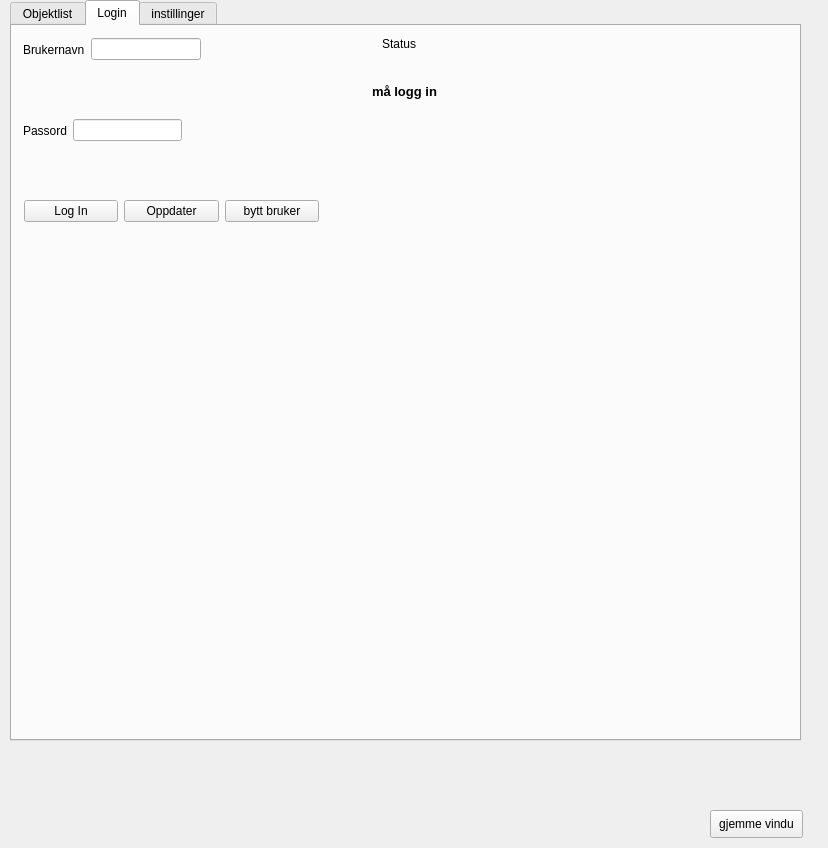
First picture: the form in nvdbskriv_beta.ui, repository JACCCostring/NVDBPlugin, before the edit.
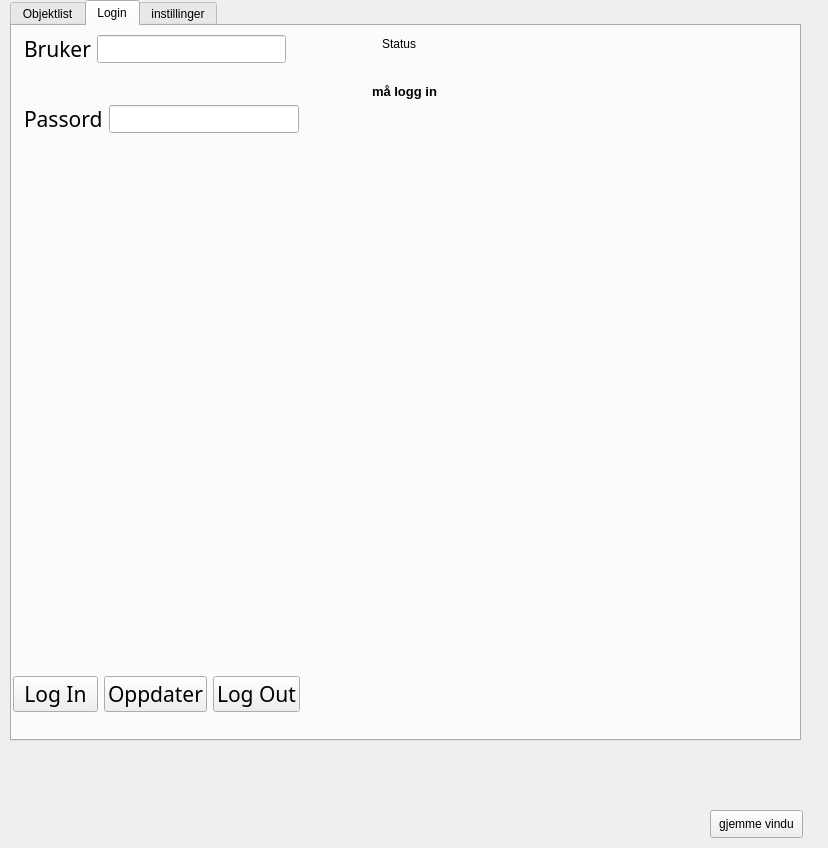
Second picture: the form after the edit. The open tabs and pages were chosen to show the change.

```diff
--- a/nvdbskriv_beta.ui
+++ b/nvdbskriv_beta.ui
@@ -135,54 +135,6 @@
       <string>Status</string>
      </property>
     </widget>
-    <widget class="QWidget" name="layoutWidget">
-     <property name="geometry">
-      <rect>
-       <x>11</x>
-       <y>11</y>
-       <width>178</width>
-       <height>25</height>
-      </rect>
-     </property>
-     <layout class="QHBoxLayout" name="horizontalLayout_2">
-      <item>
-       <widget class="QLabel" name="label">
-        <property name="text">
-         <string>Brukernavn</string>
-        </property>
-       </widget>
-      </item>
-      <item>
-       <widget class="QLineEdit" name="usernameLine"/>
-      </item>
-     </layout>
-    </widget>
-    <widget class="QWidget" name="layoutWidget">
-     <property name="geometry">
-      <rect>
-       <x>11</x>
-       <y>92</y>
-       <width>159</width>
-       <height>25</height>
-      </rect>
-     </property>
-     <layout class="QHBoxLayout" name="horizontalLayout">
-      <item>
-       <widget class="QLabel" name="label_2">
-        <property name="text">
-         <string>Passord</string>
-        </property>
-       </widget>
-      </item>
-      <item>
-       <widget class="QLineEdit" name="passwordLine">
-        <property name="echoMode">
-         <enum>QLineEdit::Password</enum>
-        </property>
-       </widget>
-      </item>
-     </layout>
-    </widget>
     <widget class="QLabel" name="statusLabel">
      <property name="geometry">
       <rect>
@@ -217,18 +169,24 @@
       <string/>
      </property>
     </widget>
-    <widget class="QWidget" name="layoutWidget">
+    <widget class="QWidget" name="">
      <property name="geometry">
       <rect>
-       <x>12</x>
-       <y>170</y>
-       <width>295</width>
-       <height>30</height>
+       <x>1</x>
+       <y>650</y>
+       <width>287</width>
+       <height>36</height>
       </rect>
      </property>
-     <layout class="QHBoxLayout" name="horizontalLayout_3">
+     <layout class="QHBoxLayout" name="horizontalLayout">
       <item>
        <widget class="QPushButton" name="loginBtn">
+        <property name="font">
+         <font>
+          <family>MS Reference Sans Serif</family>
+          <pointsize>16</pointsize>
+         </font>
+        </property>
         <property name="text">
          <string>Log In</string>
         </property>
@@ -236,6 +194,12 @@
       </item>
       <item>
        <widget class="QPushButton" name="updateBtn">
+        <property name="font">
+         <font>
+          <family>MS Reference Sans Serif</family>
+          <pointsize>16</pointsize>
+         </font>
+        </property>
         <property name="text">
          <string>Oppdater</string>
         </property>
@@ -243,8 +207,87 @@
       </item>
       <item>
        <widget class="QPushButton" name="changeUserBtn">
+        <property name="font">
+         <font>
+          <family>MS Reference Sans Serif</family>
+          <pointsize>16</pointsize>
+         </font>
+        </property>
         <property name="text">
-         <string>bytt bruker</string>
+         <string>Log Out</string>
+        </property>
+       </widget>
+      </item>
+     </layout>
+    </widget>
+    <widget class="QWidget" name="">
+     <property name="geometry">
+      <rect>
+       <x>12</x>
+       <y>9</y>
+       <width>262</width>
+       <height>28</height>
+      </rect>
+     </property>
+     <layout class="QHBoxLayout" name="horizontalLayout_2">
+      <item>
+       <widget class="QLabel" name="label">
+        <property name="font">
+         <font>
+          <family>MS Reference Sans Serif</family>
+          <pointsize>16</pointsize>
+         </font>
+        </property>
+        <property name="text">
+         <string>Bruker</string>
+        </property>
+       </widget>
+      </item>
+      <item>
+       <widget class="QLineEdit" name="usernameLine">
+        <property name="font">
+         <font>
+          <family>MS Reference Sans Serif</family>
+          <pointsize>12</pointsize>
+         </font>
+        </property>
+       </widget>
+      </item>
+     </layout>
+    </widget>
+    <widget class="QWidget" name="">
+     <property name="geometry">
+      <rect>
+       <x>12</x>
+       <y>79</y>
+       <width>275</width>
+       <height>28</height>
+      </rect>
+     </property>
+     <layout class="QHBoxLayout" name="horizontalLayout_3">
+      <item>
+       <widget class="QLabel" name="label_2">
+        <property name="font">
+         <font>
+          <family>MS Reference Sans Serif</family>
+          <pointsize>16</pointsize>
+         </font>
+        </property>
+        <property name="text">
+         <string>Passord</string>
+        </property>
+       </widget>
+      </item>
+      <item>
+       <widget class="QLineEdit" name="passwordLine">
+        <property name="font">
+         <font>
+          <family>MS Reference Sans Serif</family>
+          <pointsize>12</pointsize>
+         </font>
+        </property>
+        <property name="echoMode">
+         <enum>QLineEdit::Password</enum>
         </property>
        </widget>
       </item>
```
Left out of the diff: 2 changed lines with no effect on the pictures.
